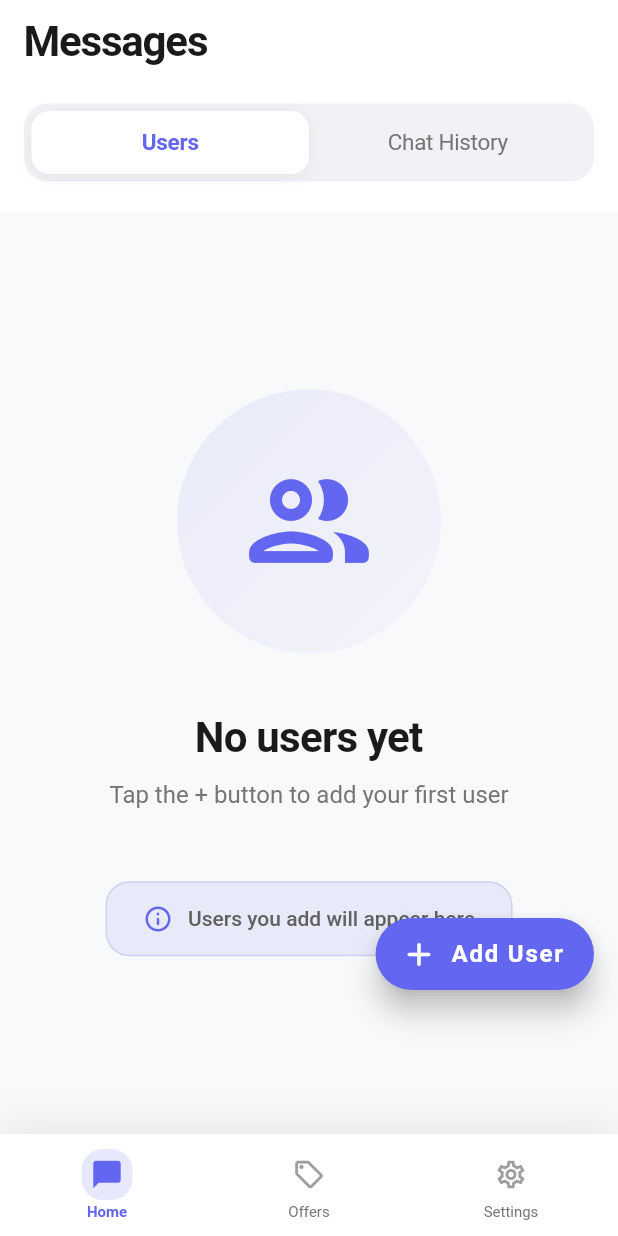
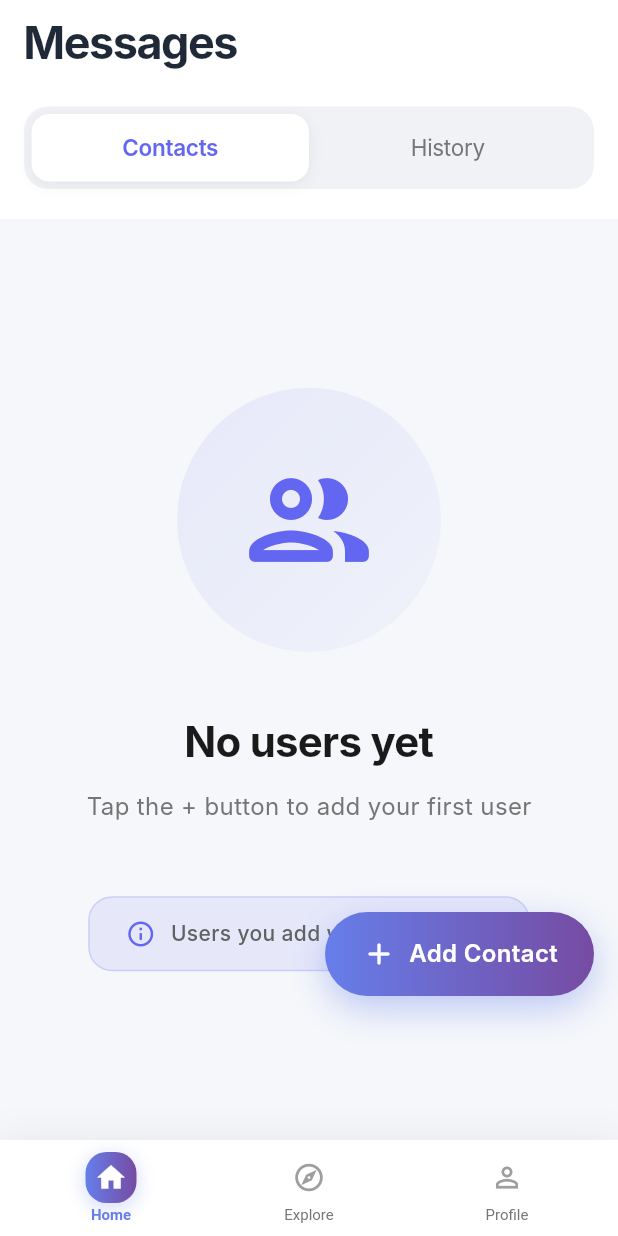
Before and after one commit to utsavhingar22/chat-application, a Flutter app: the screen it shows after launch, on a phone screen of 412 x 824 dp. Run offline on Flutter 3.47's test engine with Material 3 defaults, Android fonts, the phone set to English and light mode, and no system bars; Roboto replaces fonts that are missing (Inter, SF Pro Display).

Commit message:
UI Changes for the Home Screens

```diff
--- a/lib/main.dart
+++ b/lib/main.dart
@@ -35,23 +35,25 @@ class ChatApp extends StatelessWidget {
       title: 'Chat Application',
       debugShowCheckedModeBanner: false,
       theme: ThemeData(
-        primaryColor: const Color(0xFF6366F1),
-        scaffoldBackgroundColor: const Color(0xFFF8F9FA),
+        primaryColor: const Color(0xFF667EEA),
+        scaffoldBackgroundColor: const Color(0xFFF5F7FA),
         appBarTheme: const AppBarTheme(
           backgroundColor: Colors.white,
           elevation: 0,
-          iconTheme: IconThemeData(color: Color(0xFF1A1A1A)),
+          iconTheme: IconThemeData(color: Color(0xFF1F2937)),
           systemOverlayStyle: SystemUiOverlayStyle(
             statusBarColor: Colors.transparent,
             statusBarIconBrightness: Brightness.dark,
           ),
         ),
         colorScheme: ColorScheme.fromSeed(
-          seedColor: const Color(0xFF6366F1),
+          seedColor: const Color(0xFF667EEA),
           brightness: Brightness.light,
+          primary: const Color(0xFF667EEA),
+          secondary: const Color(0xFF764BA2),
         ),
-        useMaterial3: false,
-        fontFamily: 'SF Pro Display', // Modern iOS-like font
+        useMaterial3: true,
+        fontFamily: 'Inter',
       ),
       initialRoute: '/',
       routes: {
--- a/lib/views/home_screen.dart
+++ b/lib/views/home_screen.dart
@@ -149,9 +149,9 @@ class _HomeScreenState extends State<HomeScreen> with SingleTickerProviderStateM
     final nameController = TextEditingController();
     showDialog(
       context: context,
-      barrierColor: Colors.black54,
+      barrierColor: Colors.black.withOpacity(0.5),
       builder: (context) => Dialog(
-        shape: RoundedRectangleBorder(borderRadius: BorderRadius.circular(28)),
+        shape: RoundedRectangleBorder(borderRadius: BorderRadius.circular(32)),
         backgroundColor: Colors.white,
         child: Padding(
           padding: const EdgeInsets.all(32),
@@ -159,18 +159,18 @@ class _HomeScreenState extends State<HomeScreen> with SingleTickerProviderStateM
             mainAxisSize: MainAxisSize.min,
             children: [
               Container(
-                padding: const EdgeInsets.all(20),
+                padding: const EdgeInsets.all(24),
                 decoration: BoxDecoration(
                   gradient: const LinearGradient(
-                    colors: [Color(0xFF6366F1), Color(0xFF818CF8)],
+                    colors: [Color(0xFF667EEA), Color(0xFF764BA2)],
                     begin: Alignment.topLeft,
                     end: Alignment.bottomRight,
                   ),
                   shape: BoxShape.circle,
                   boxShadow: [
                     BoxShadow(
-                      color: const Color(0xFF6366F1).withOpacity(0.3),
-                      blurRadius: 20,
+                      color: const Color(0xFF667EEA).withOpacity(0.4),
+                      blurRadius: 24,
                       offset: const Offset(0, 8),
                     ),
                   ],
@@ -178,16 +178,16 @@ class _HomeScreenState extends State<HomeScreen> with SingleTickerProviderStateM
                 child: const Icon(
                   Icons.person_add_rounded,
                   color: Colors.white,
-                  size: 36,
+                  size: 40,
                 ),
               ),
-              const SizedBox(height: 24),
+              const SizedBox(height: 28),
               const Text(
-                'Add New User',
+                'Add New Contact',
                 style: TextStyle(
-                  fontSize: 26,
+                  fontSize: 28,
                   fontWeight: FontWeight.bold,
-                  color: Color(0xFF1A1A1A),
+                  color: Color(0xFF1F2937),
                   letterSpacing: -0.5,
                 ),
               ),
@@ -199,33 +199,38 @@ class _HomeScreenState extends State<HomeScreen> with SingleTickerProviderStateM
                   color: Colors.grey[600],
                 ),
               ),
-              const SizedBox(height: 28),
+              const SizedBox(height: 32),
               TextField(
                 controller: nameController,
                 decoration: InputDecoration(
-                  hintText: 'User name',
+                  hintText: 'Contact name',
                   prefixIcon: Container(
                     margin: const EdgeInsets.all(12),
-                    padding: const EdgeInsets.all(8),
+                    padding: const EdgeInsets.all(10),
                     decoration: BoxDecoration(
-                      color: const Color(0xFF6366F1).withOpacity(0.1),
-                      borderRadius: BorderRadius.circular(10),
+                      gradient: LinearGradient(
+                        colors: [
+                          const Color(0xFF667EEA).withOpacity(0.1),
+                          const Color(0xFF764BA2).withOpacity(0.1),
+                        ],
                       ),
-                    child: const Icon(Icons.person_outline_rounded, color: Color(0xFF6366F1), size: 20),
+                      borderRadius: BorderRadius.circular(12),
+                    ),
+                    child: const Icon(Icons.person_outline_rounded, color: Color(0xFF667EEA), size: 22),
                   ),
                   border: OutlineInputBorder(
-                    borderRadius: BorderRadius.circular(18),
+                    borderRadius: BorderRadius.circular(20),
                     borderSide: BorderSide(color: Colors.grey[300]!),
                   ),
                   enabledBorder: OutlineInputBorder(
-                    borderRadius: BorderRadius.circular(18),
+                    borderRadius: BorderRadius.circular(20),
                     borderSide: BorderSide(color: Colors.grey[300]!),
                   ),
                   focusedBorder: OutlineInputBorder(
-                    borderRadius: BorderRadius.circular(18),
-                    borderSide: const BorderSide(color: Color(0xFF6366F1), width: 2),
+                    borderRadius: BorderRadius.circular(20),
+                    borderSide: const BorderSide(color: Color(0xFF667EEA), width: 2),
                   ),
-                  contentPadding: const EdgeInsets.symmetric(horizontal: 20, vertical: 18),
+                  contentPadding: const EdgeInsets.symmetric(horizontal: 20, vertical: 20),
                   filled: true,
                   fillColor: Colors.grey[50],
                 ),
@@ -251,7 +256,7 @@ class _HomeScreenState extends State<HomeScreen> with SingleTickerProviderStateM
                             const SizedBox(width: 12),
                             Expanded(
                               child: Text(
-                                'User added: ${nameController.text.trim()}',
+                                'Contact added: ${nameController.text.trim()}',
                                 style: const TextStyle(fontSize: 15, fontWeight: FontWeight.w500),
                               ),
                             ),
@@ -260,7 +265,7 @@ class _HomeScreenState extends State<HomeScreen> with SingleTickerProviderStateM
                         duration: const Duration(seconds: 2),
                         behavior: SnackBarBehavior.floating,
                         shape: RoundedRectangleBorder(borderRadius: BorderRadius.circular(16)),
-                        backgroundColor: const Color(0xFF6366F1),
+                        backgroundColor: const Color(0xFF667EEA),
                         margin: const EdgeInsets.all(16),
                       ),
                     );
@@ -268,7 +273,7 @@ class _HomeScreenState extends State<HomeScreen> with SingleTickerProviderStateM
                   }
                 },
               ),
-              const SizedBox(height: 28),
+              const SizedBox(height: 32),
               Row(
                 mainAxisAlignment: MainAxisAlignment.end,
                 children: [
@@ -286,7 +291,21 @@ class _HomeScreenState extends State<HomeScreen> with SingleTickerProviderStateM
                     ),
                   ),
                   const SizedBox(width: 12),
-                  ElevatedButton(
+                  Container(
+                    decoration: BoxDecoration(
+                      gradient: const LinearGradient(
+                        colors: [Color(0xFF667EEA), Color(0xFF764BA2)],
+                      ),
+                      borderRadius: BorderRadius.circular(16),
+                      boxShadow: [
+                        BoxShadow(
+                          color: const Color(0xFF667EEA).withOpacity(0.3),
+                          blurRadius: 12,
+                          offset: const Offset(0, 4),
+                        ),
+                      ],
+                    ),
+                    child: ElevatedButton(
                       onPressed: () {
                         if (nameController.text.trim().isNotEmpty) {
                           widget.userController.addUser(nameController.text.trim());
@@ -307,7 +326,7 @@ class _HomeScreenState extends State<HomeScreen> with SingleTickerProviderStateM
                                   const SizedBox(width: 12),
                                   Expanded(
                                     child: Text(
-                                    'User added: ${nameController.text.trim()}',
+                                      'Contact added: ${nameController.text.trim()}',
                                       style: const TextStyle(fontSize: 15, fontWeight: FontWeight.w500),
                                     ),
                                   ),
@@ -316,7 +335,7 @@ class _HomeScreenState extends State<HomeScreen> with SingleTickerProviderStateM
                               duration: const Duration(seconds: 2),
                               behavior: SnackBarBehavior.floating,
                               shape: RoundedRectangleBorder(borderRadius: BorderRadius.circular(16)),
-                            backgroundColor: const Color(0xFF6366F1),
+                              backgroundColor: const Color(0xFF667EEA),
                               margin: const EdgeInsets.all(16),
                             ),
                           );
@@ -324,14 +343,14 @@ class _HomeScreenState extends State<HomeScreen> with SingleTickerProviderStateM
                         }
                       },
                       style: ElevatedButton.styleFrom(
-                      backgroundColor: const Color(0xFF6366F1),
+                        backgroundColor: Colors.transparent,
+                        shadowColor: Colors.transparent,
                         foregroundColor: Colors.white,
                         padding: const EdgeInsets.symmetric(horizontal: 36, vertical: 16),
                         shape: RoundedRectangleBorder(borderRadius: BorderRadius.circular(16)),
-                      elevation: 0,
-                      shadowColor: Colors.transparent,
                       ),
-                    child: const Text('Add User', style: TextStyle(fontSize: 16, fontWeight: FontWeight.w600)),
+                      child: const Text('Add Contact', style: TextStyle(fontSize: 16, fontWeight: FontWeight.w600)),
+                    ),
                   ),
                 ],
               ),
@@ -345,32 +364,32 @@ class _HomeScreenState extends State<HomeScreen> with SingleTickerProviderStateM
   @override
   Widget build(BuildContext context) {
     return Scaffold(
-      backgroundColor: const Color(0xFFF8F9FA),
+      backgroundColor: const Color(0xFFF5F7FA),
       appBar: _showAppBar
           ? AppBar(
               elevation: 0,
               backgroundColor: Colors.white,
               systemOverlayStyle: const SystemUiOverlayStyle(
-                statusBarColor: Colors.white,
+                statusBarColor: Colors.transparent,
                 statusBarIconBrightness: Brightness.dark,
               ),
               title: const Text(
                 'Messages',
                 style: TextStyle(
-                  color: Color(0xFF1A1A1A),
-                  fontSize: 28,
+                  color: Color(0xFF1F2937),
+                  fontSize: 30,
                   fontWeight: FontWeight.bold,
-                  letterSpacing: -0.8,
+                  letterSpacing: -1,
                 ),
               ),
               bottom: PreferredSize(
-                preferredSize: const Size.fromHeight(85),
+                preferredSize: const Size.fromHeight(90),
                 child: Padding(
                   padding: const EdgeInsets.only(bottom: 20),
                   child: CustomTabSwitcher(
                     selectedIndex: _selectedTabIndex,
                     onTabChanged: _onTabChanged,
-                    tabs: const ['Users', 'Chat History'],
+                    tabs: const ['Contacts', 'History'],
                   ),
                 ),
               ),
@@ -401,20 +420,46 @@ class _HomeScreenState extends State<HomeScreen> with SingleTickerProviderStateM
       floatingActionButton: _selectedTabIndex == 0 && _selectedBottomNavIndex == 0
           ? Container(
               margin: const EdgeInsets.only(bottom: 80),
-              child: FloatingActionButton.extended(
-                onPressed: () {
+              child: Container(
+                decoration: BoxDecoration(
+                  gradient: const LinearGradient(
+                    colors: [Color(0xFF667EEA), Color(0xFF764BA2)],
+                  ),
+                  borderRadius: BorderRadius.circular(28),
+                  boxShadow: [
+                    BoxShadow(
+                      color: const Color(0xFF667EEA).withOpacity(0.4),
+                      blurRadius: 20,
+                      offset: const Offset(0, 8),
+                    ),
+                  ],
+                ),
+                child: Material(
+                  color: Colors.transparent,
+                  child: InkWell(
+                    onTap: () {
                       HapticFeedback.mediumImpact();
                       _showAddUserDialog();
                     },
-                backgroundColor: const Color(0xFF6366F1),
-                elevation: 8,
-                icon: const Icon(Icons.add_rounded, color: Colors.white, size: 26),
-                label: const Text(
-                  'Add User',
+                    borderRadius: BorderRadius.circular(28),
+                    child: Padding(
+                      padding: const EdgeInsets.symmetric(horizontal: 24, vertical: 16),
+                      child: const Row(
+                        mainAxisSize: MainAxisSize.min,
+                        children: [
+                          Icon(Icons.add_rounded, color: Colors.white, size: 24),
+                          SizedBox(width: 8),
+                          Text(
+                            'Add Contact',
                             style: TextStyle(
                               color: Colors.white,
                               fontSize: 16,
                               fontWeight: FontWeight.w600,
+                            ),
+                          ),
+                        ],
+                      ),
+                    ),
                   ),
                 ),
               ),
@@ -427,21 +472,20 @@ class _HomeScreenState extends State<HomeScreen> with SingleTickerProviderStateM
             color: Colors.white,
             boxShadow: [
               BoxShadow(
-                color: Colors.black.withOpacity(0.08),
-                blurRadius: 24,
-                offset: const Offset(0, -4),
+                color: Colors.black.withOpacity(0.06),
+                blurRadius: 20,
+                offset: const Offset(0, -2),
               ),
             ],
           ),
           child: Container(
-            height: 68,
-            padding: const EdgeInsets.symmetric(horizontal: 4, vertical: 6),
+            padding: const EdgeInsets.symmetric(horizontal: 8, vertical: 6),
             child: Row(
               mainAxisAlignment: MainAxisAlignment.spaceAround,
               children: [
-                _buildNavItem(Icons.chat_bubble_outline_rounded, Icons.chat_bubble_rounded, 'Home', 0),
-                _buildNavItem(Icons.local_offer_outlined, Icons.local_offer, 'Offers', 1),
-                _buildNavItem(Icons.settings_outlined, Icons.settings, 'Settings', 2),
+                _buildNavItem(Icons.home_outlined, Icons.home, 'Home', 0),
+                _buildNavItem(Icons.explore_outlined, Icons.explore, 'Explore', 1),
+                _buildNavItem(Icons.person_outline, Icons.person, 'Profile', 2),
               ],
             ),
           ),
@@ -467,45 +511,61 @@ class _HomeScreenState extends State<HomeScreen> with SingleTickerProviderStateM
               Navigator.pushNamed(context, '/settings');
             }
           },
-          borderRadius: BorderRadius.circular(16),
+          borderRadius: BorderRadius.circular(20),
           child: Container(
             padding: const EdgeInsets.symmetric(vertical: 2),
             child: Column(
               mainAxisSize: MainAxisSize.min,
               mainAxisAlignment: MainAxisAlignment.center,
               children: [
-                AnimatedContainer(
+                Flexible(
+                  child: AnimatedContainer(
                     duration: const Duration(milliseconds: 250),
                     curve: Curves.easeInOut,
                     padding: const EdgeInsets.all(6),
                     decoration: BoxDecoration(
-                    color: isSelected
-                        ? const Color(0xFF6366F1).withOpacity(0.15)
-                        : Colors.transparent,
+                      gradient: isSelected
+                          ? const LinearGradient(
+                              colors: [Color(0xFF667EEA), Color(0xFF764BA2)],
+                            )
+                          : null,
+                      color: isSelected ? null : Colors.transparent,
                       borderRadius: BorderRadius.circular(14),
+                      boxShadow: isSelected
+                          ? [
+                              BoxShadow(
+                                color: const Color(0xFF667EEA).withOpacity(0.3),
+                                blurRadius: 10,
+                                offset: const Offset(0, 3),
+                              ),
+                            ]
+                          : null,
                     ),
                     child: AnimatedSwitcher(
                       duration: const Duration(milliseconds: 200),
                       child: Icon(
                         isSelected ? activeIcon : icon,
                         key: ValueKey(isSelected),
-                      color: isSelected ? const Color(0xFF6366F1) : Colors.grey[500],
+                        color: isSelected ? Colors.white : Colors.grey[500],
                         size: 22,
                       ),
                     ),
                   ),
+                ),
                 const SizedBox(height: 2),
-                AnimatedDefaultTextStyle(
+                Flexible(
+                  child: AnimatedDefaultTextStyle(
                     duration: const Duration(milliseconds: 200),
                     style: TextStyle(
                       fontSize: 10,
                       fontWeight: isSelected ? FontWeight.w600 : FontWeight.normal,
-                    color: isSelected ? const Color(0xFF6366F1) : Colors.grey[600],
+                      color: isSelected ? const Color(0xFF667EEA) : Colors.grey[600],
                     ),
                     child: Text(
                       label,
                       maxLines: 1,
                       overflow: TextOverflow.ellipsis,
+                    ),
                   ),
                 ),
               ],
```
Lines whose indentation alone changed are shown as unchanged.
